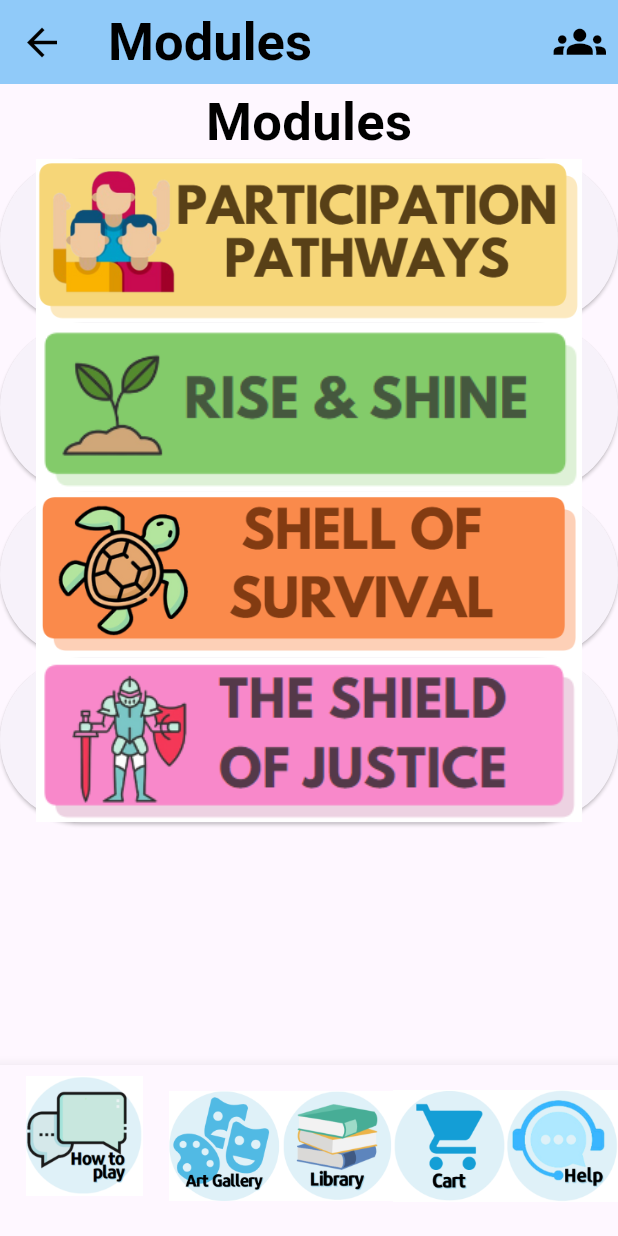
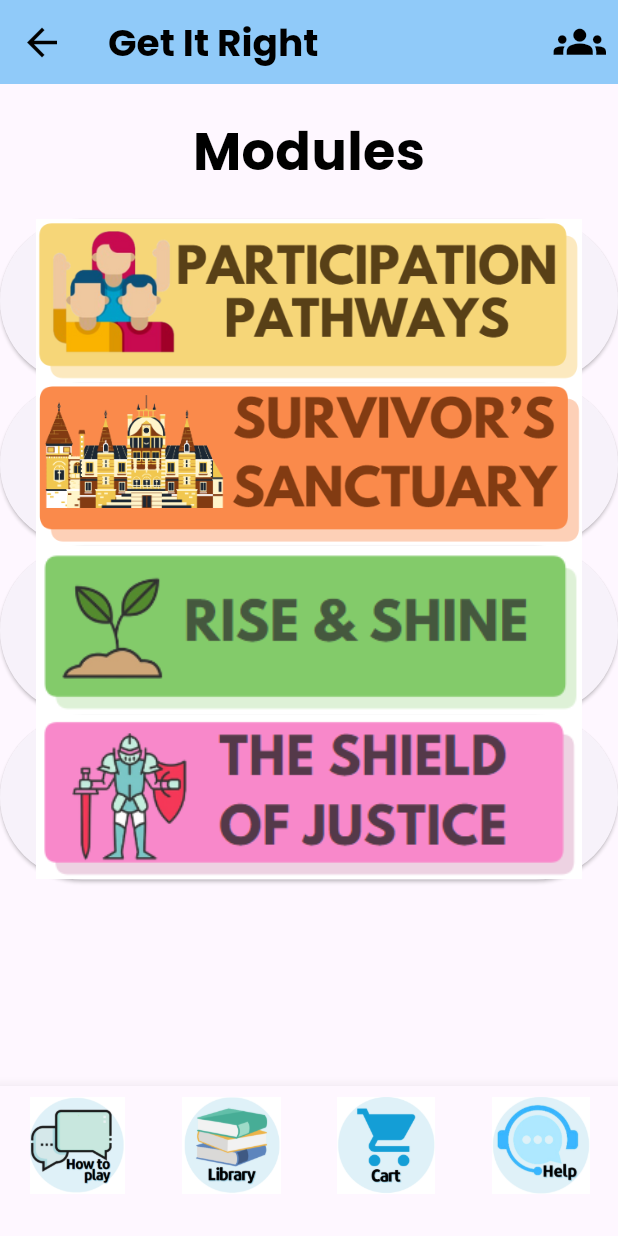
Before and after one commit to twishaa05/Get_It_Right, a Flutter app: the Modules screen opened directly, on a phone screen of 412 x 824 dp. Run offline on Flutter 3.47's test engine with Material 3 defaults, Android fonts, the light colour scheme and no system bars; our stand-ins replace get, get_storage, logger, readmore; accounts and stored records are empty; Roboto replaces fonts that are missing (poppins); project files that could hold a hidden picture were left out.

Commit message:
Edit in modules

```diff
--- a/lib/modules.dart
+++ b/lib/modules.dart
@@ -1,7 +1,19 @@
 import 'package:flutter/material.dart';
+import 'package:intl/intl.dart';
+import 'package:t_store/comicstrip.dart';
+import 'package:t_store/howtoplay.dart';
+import 'package:t_store/library1.dart';
 import 'package:t_store/main.dart';
+import 'package:t_store/participationIntro.dart';
+import 'package:t_store/Survivalsanctuaryinfo.dart';
+import 'package:t_store/shoppingcart.dart';
+import 'package:t_store/utils/riseandshine.dart';
+import 'package:t_store/utils/sheildofjustice.dart';
 
 class Modules extends StatelessWidget {
+  Widget _gap() => const SizedBox(
+    height: 20,
+  );
   @override
   Widget build(BuildContext context) {
     return Scaffold(
@@ -26,43 +38,58 @@ class Modules extends StatelessWidget {
         ],
         iconTheme: IconThemeData(color: Colors.black), // Set color of all icons
         title: Text(
-          'Modules',
+          'Get It Right',
           style: TextStyle(color: Colors.black, fontWeight: FontWeight.bold,
-          fontSize: 35),
+          fontSize: 25,
+          fontFamily: 'poppins'),
         ), // Set color and font weight of the title text
       ),
 
       body: Center(
         child: Column(
-
           children: [
+            _gap(),
             const Text(
               'Modules',
               style: TextStyle(color: Colors.black, fontWeight: FontWeight.bold,
-                  fontSize: 35),
+                  fontSize: 35, fontFamily: 'poppins'),
                 textAlign: TextAlign.left,
             ),
+
+            _gap(),
             ElevatedButton(
               onPressed: () {
-                // Add functionality for the first module button
+                Navigator.push(
+                  context,
+                  MaterialPageRoute(builder: (context) => ParticipationPathwaysIntro()),
+                );
               },
               child: Image.asset('assets/icons/participation.PNG'), // Replace 'assets/module1.png' with the actual path to your image
             ),
             ElevatedButton(
               onPressed: () {
-                // Add functionality for the second module button
+                Navigator.push(
+                  context,
+                  MaterialPageRoute(builder: (context) => SurvivorSanctuaryIntro()),
+                );
               },
-              child: Image.asset('assets/icons/riseandshine.PNG'), // Replace 'assets/module2.png' with the actual path to your image
+              child: Image.asset('assets/icons/survivorsanctuary.PNG'), // Replace 'assets/module1.png' with the actual path to your image
             ),
             ElevatedButton(
               onPressed: () {
-                // Add functionality for the third module button
+                Navigator.push(
+                  context,
+                  MaterialPageRoute(builder: (context) => RiseAndShine()),
+                );
               },
-              child: Image.asset('assets/icons/shellofsurvival.PNG'), // Replace 'assets/module3.png' with the actual path to your image
+              child: Image.asset('assets/icons/riseandshine.PNG'), // Replace 'assets/module3.png' with the actual path to your image
             ),
             ElevatedButton(
               onPressed: () {
-                // Add functionality for the fourth module button
+                Navigator.push(
+                  context,
+                  MaterialPageRoute(builder: (context) => SheildOfJustice()),
+                );
               },
               child: Image.asset('assets/icons/shieldofjustice.PNG'), // Replace 'assets/module4.png' with the actual path to your image
             ),
@@ -70,46 +97,48 @@ class Modules extends StatelessWidget {
         ),
       ),
       bottomNavigationBar: BottomNavigationBar(
+        type: BottomNavigationBarType.fixed,
         items: [
           BottomNavigationBarItem(
-            icon: SizedBox(
-              height: 80, // Adjust height as needed
-              width: 80, // Adjust width as needed
-              child: Image.asset('assets/icons/howtoplayicon.PNG'),
+            icon: GestureDetector(
+              onTap: () {
+                Navigator.push(
+                  context,
+                  MaterialPageRoute(builder: (context) => const HowToPlay()),
+                );
+              },
+              child: Image.asset('assets/icons/howtoplayicon.PNG', height: 65),
             ),
-            label: 'Item 1',
+            label: '',
+          ),
+
+          BottomNavigationBarItem(
+            icon: GestureDetector(
+              onTap: () {
+                Navigator.push(
+                  context,
+                  MaterialPageRoute(builder: (context) => ChildProtectionUI()),
+                );
+              },
+              child: Image.asset('assets/icons/libraryicon.PNG', height: 65),
+            ),
+            label: '',
           ),
           BottomNavigationBarItem(
-            icon: SizedBox(
-              height: 80, // Adjust height as needed
-              width: 80, // Adjust width as needed
-              child: Image.asset('assets/icons/artgalleryicon.PNG'),
+            icon: GestureDetector(
+              onTap: () {
+                Navigator.push(
+                  context,
+                  MaterialPageRoute(builder: (context) => const shoppingcart()),
+                );
+              },
+              child: Image.asset('assets/icons/carticon.PNG', height: 65),
             ),
-            label: 'Item 2',
+            label: '',
           ),
           BottomNavigationBarItem(
-            icon: SizedBox(
-              height: 80, // Adjust height as needed
-              width: 80, // Adjust width as needed
-              child: Image.asset('assets/icons/libraryicon.PNG'),
-            ),
-            label: 'Item 3',
-          ),
-          BottomNavigationBarItem(
-            icon: SizedBox(
-              height: 80, // Adjust height as needed
-              width: 80, // Adjust width as needed
-              child: Image.asset('assets/icons/carticon.PNG'),
-            ),
-            label: 'Item 4',
-          ),
-          BottomNavigationBarItem(
-            icon: SizedBox(
-              height: 80, // Adjust height as needed
-              width: 80, // Adjust width as needed
-              child: Image.asset('assets/icons/helpicon.PNG'),
-            ),
-            label: 'Item 5',
+            icon: Image.asset('assets/icons/helpicon.PNG', height: 65), // Fixed loading by correcting the path
+            label: '',
           ),
         ],
       ),
```
Also changed, not shown: lib/Survivalsanctuaryinfo.dart (added, +93 -0 lines), lib/howtoplay.dart (+22 -2 lines), lib/main.dart (+20 -9 lines), lib/participationIntro.dart (added, +97 -0 lines), lib/shoppingcart.dart (added, +131 -0 lines), pubspec.yaml (+44 -2 lines), assets/cart/cartbag.jpg (added), assets/cart/cartdiary.jpg (added), assets/cart/cartmug.jpg (added), assets/cart/cartpouch.jpg (added), assets/icons/participationintroimage.png (added), assets/icons/shellofsurvival.PNG (deleted), assets/icons/survivalintro.PNG (added), assets/icons/survivorsanctuary.PNG (added).
